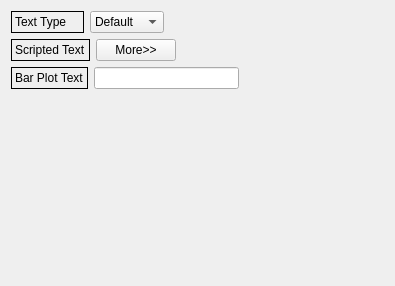
Before: the Qt Designer form LabelText.ui in whatudone/plotxy, drawn with Qt 5.
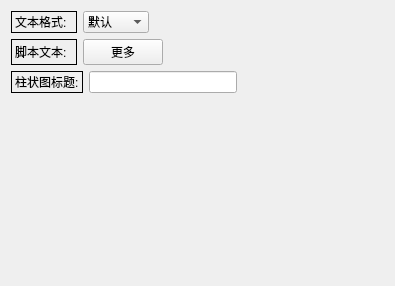
After: the same form once the commit is applied.

Patch:
```diff
--- a/LabelText.ui
+++ b/LabelText.ui
@@ -22,7 +22,7 @@
         <enum>QFrame::Box</enum>
        </property>
        <property name="text">
-        <string>Text Type    </string>
+        <string>文本格式:  </string>
        </property>
       </widget>
      </item>
@@ -30,17 +30,17 @@
       <widget class="QComboBox" name="comboBox_3">
        <item>
         <property name="text">
-         <string>Default</string>
+         <string>默认</string>
         </property>
        </item>
        <item>
         <property name="text">
-         <string>Custom</string>
+         <string>定制</string>
         </property>
        </item>
        <item>
         <property name="text">
-         <string>Scripted</string>
+         <string>脚本化</string>
         </property>
        </item>
       </widget>
@@ -68,14 +68,14 @@
         <enum>QFrame::Box</enum>
        </property>
        <property name="text">
-        <string>Scripted Text</string>
+        <string>脚本文本:  </string>
        </property>
       </widget>
      </item>
      <item>
       <widget class="QPushButton" name="pushButton_9">
        <property name="text">
-        <string>More&gt;&gt;</string>
+        <string>更多</string>
        </property>
       </widget>
      </item>
@@ -102,7 +102,7 @@
         <enum>QFrame::Box</enum>
        </property>
        <property name="text">
-        <string>Bar Plot Text</string>
+        <string>柱状图标题:</string>
        </property>
       </widget>
      </item>
```
